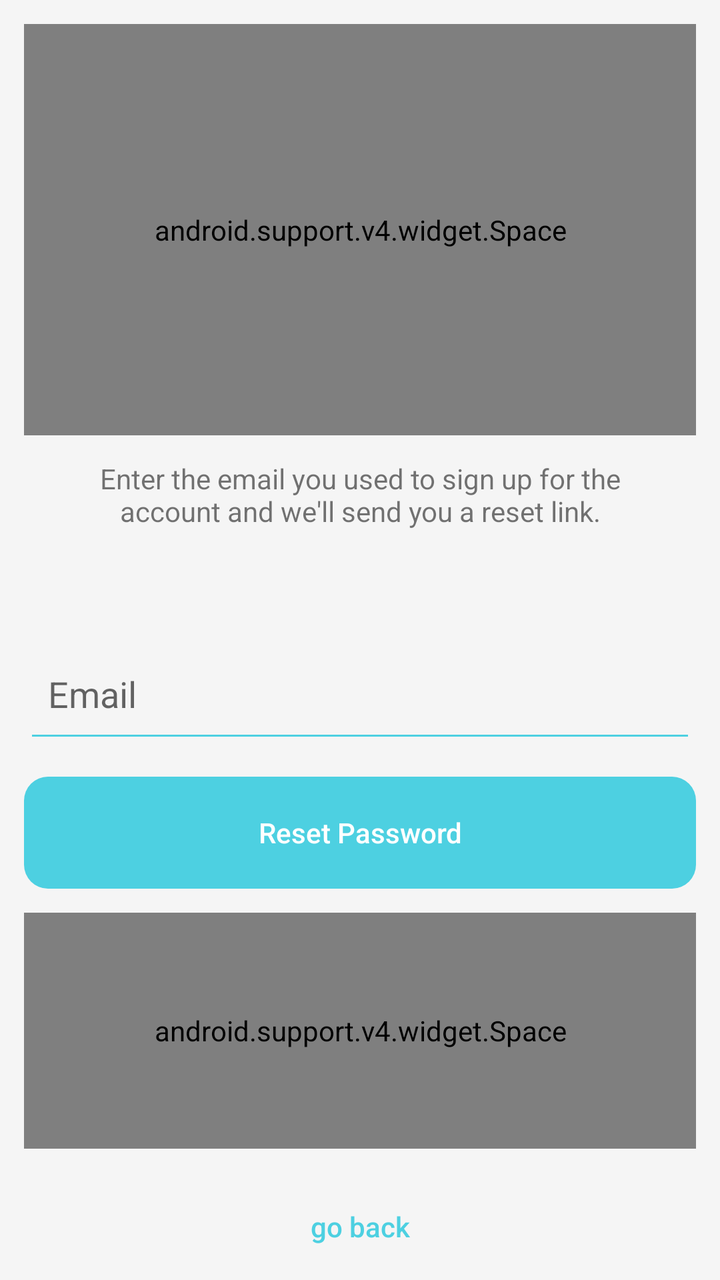
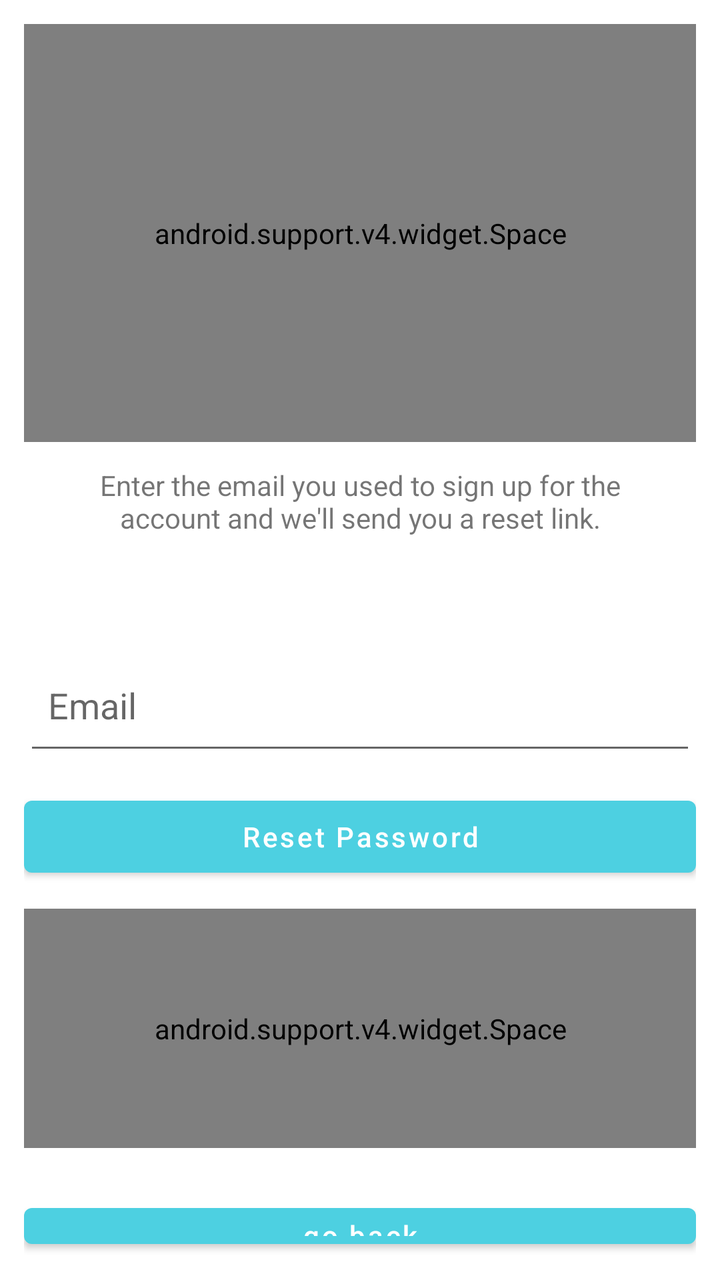

An Android layout rendered at two revisions. The XML below is the earlier revision; the diff shows what the commit changed to produce the second picture.
<!-- AndroidManifest.xml: activity theme LoggedOutTheme -->
<!-- res/layout/activity_reset_password.xml -->
<?xml version="1.0" encoding="utf-8"?>
<RelativeLayout
    xmlns:android="http://schemas.android.com/apk/res/android"
    xmlns:tools="http://schemas.android.com/tools"
    tools:context="com.oo0o0o.colorphoria.activities.loggedoutactivites.ResetPasswordActivity"
    android:layout_width="match_parent"
    android:layout_height="match_parent"
    android:gravity="center"
    android:orientation="vertical" >

    <LinearLayout
        xmlns:android="http://schemas.android.com/apk/res/android"
        xmlns:tools="http://schemas.android.com/tools"
        tools:context="com.oo0o0o.colorphoria.activities.loggedoutactivites.ResetPasswordActivity"
        android:layout_width="match_parent"
        android:layout_height="match_parent"
        android:orientation="vertical"
        android:padding="@dimen/activity_horizontal_margin">

        <android.support.v4.widget.Space
            android:layout_width="match_parent"
            android:layout_height="0dp"
            android:layout_weight="7"/>

        <TextView
            android:layout_width="match_parent"
            android:layout_height="0dp"
            android:layout_weight="3"
            android:layout_marginBottom="@dimen/activity_horizontal_margin"
            android:gravity="center_horizontal"
            android:padding="@dimen/activity_horizontal_margin"
            android:text="@string/reset_password_message"
            android:textSize="14sp" />

        <EditText
            android:id="@+id/email_edit_text"
            android:layout_width="match_parent"
            android:layout_height="0dp"
            android:layout_weight="2"
            android:layout_marginBottom="@dimen/activity_horizontal_margin"
            android:hint="@string/email_hint"
            android:padding="@dimen/activity_horizontal_margin"
            android:inputType="textEmailAddress" />

        <TextView
            android:id="@+id/reset_password_button"
            android:layout_width="match_parent"
            android:layout_height="@dimen/navigation_footer_height"
            android:layout_marginBottom="@dimen/activity_horizontal_margin"
            android:background="@drawable/button_selector_large"
            android:text="@string/reset_password_button"
            android:textColor="@color/colorPrimary"
            android:gravity="center"
            android:fontFamily="sans-serif-medium"
            android:textAllCaps="false" />

        <android.support.v4.widget.Space
            android:layout_width="match_parent"
            android:layout_height="0dp"
            android:layout_weight="4"/>

        
       <Button
           android:id="@+id/back_button_link"
           android:layout_width="match_parent"
           android:layout_height="0dp"
           android:layout_weight="1"
           android:background="@null"
           android:textAllCaps="false"
           android:layout_marginTop="24dp"
           android:text="@string/back_button_link" />

    </LinearLayout>

    <include layout="@layout/progress">
    </include>
</RelativeLayout>
<!-- res/layout/progress.xml (included above) -->
<?xml version="1.0" encoding="utf-8"?>
<RelativeLayout xmlns:android="http://schemas.android.com/apk/res/android"
android:id="@+id/progress_bar_layout"
android:layout_width="match_parent"
android:layout_height="match_parent"
android:background="#99000000"
android:visibility="gone">
<ProgressBar
    style="?android:attr/progressBarStyleLarge"
    android:layout_width="wrap_content"
    android:layout_height="wrap_content"
    android:id="@+id/progress_bar"
    android:layout_centerVertical="true"
    android:layout_centerHorizontal="true"
    android:indeterminate="true"
    android:visibility="visible"/>
</RelativeLayout>
<!-- resources referenced by this layout -->
<resources>
  <color name="colorPrimary">#ffffffff</color>
  <dimen name="activity_horizontal_margin">12dp</dimen>
  <dimen name="navigation_footer_height">56dp</dimen>
  <!-- drawable button_selector_large (drawable) -->
  <?xml version="1.0" encoding="utf-8"?>
  <selector xmlns:android="http://schemas.android.com/apk/res/android" >
      <item android:state_pressed="true" >
          <shape android:shape="rectangle"  >
              <corners android:radius="20dip" />
              <solid android:color="@color/colorAccent"/>
          </shape>
      </item>
      <item android:state_focused="true">
          <shape android:shape="rectangle"  >
              <corners android:radius="20dip" />
              <solid android:color="@color/colorAccent"/>
          </shape>
      </item>
      <item >
          <shape android:shape="rectangle"  >
              <corners android:radius="12dp" />
              <solid android:color="#ff4dd0e1" />
              
          </shape>
      </item>
  </selector>
  <string name="back_button_link">go back</string>
  <string name="email_hint">Email</string>
  <string name="reset_password_button">Reset Password</string>
  <string name="reset_password_message">Enter the email you used to sign up for the account and we\'ll send you a reset link.</string>
  <style name="LoggedOutTheme" parent="AppTheme">
          <item name="windowActionBar">false</item>
          <item name="windowNoTitle">true</item>
      </style>
  <color name="colorAccent">#ffb4ffff</color>
  <style name="AppTheme" parent="BaseTheme">
      </style>
  <style name="BaseTheme" parent="Theme.AppCompat.Light">
          <item name="colorPrimary">@color/colorPrimary</item>
          <item name="colorPrimaryDark">@color/colorPrimaryDark</item> 
          <item name="colorAccent">@color/colorAccent</item> 
  
          <item name="android:colorBackground">@color/colorBackground</item> 
          <item name="android:windowBackground">@color/colorBackground</item> 
          <item name="android:itemBackground">@color/colorPrimary</item> 
          <item name="android:colorForeground">@color/colorForeground</item>
  
          <item name="android:textColorPrimary">@color/colorSecondary</item> 
          
          <item name="android:textColorSecondary">@color/colorSecondary</item> 
          
          
          
          
          
          
          
          <item name="android:textColorHighlight">@color/colorPrimary</item>
          <item name="android:textColorLink">@color/colorSecondary</item>
  
          <item name="android:actionOverflowButtonStyle">@style/Overflow</item>
  
          <item name="editTextStyle">@style/EditText</item>
      </style>
  <color name="colorPrimaryDark">#ffc7c7c7</color>
  <color name="colorBackground">#fff5f5f5</color>
  <color name="colorForeground">@color/colorPrimary</color>
  <color name="colorSecondary">#ff4DD0E1</color>
  <style name="Overflow" parent="@style/Widget.AppCompat.Light.ActionButton.Overflow">
          <item name="android:src">@drawable/ic_more_vert_24dp</item>
      </style>
  <style name="EditText" parent="@style/Widget.AppCompat.EditText">
          <item name="android:textColor">@color/colorEditText</item>
      </style>
  <!-- drawable ic_more_vert_24dp (drawable) -->
  <vector xmlns:android="http://schemas.android.com/apk/res/android"
          android:width="24dp"
          android:height="24dp"
          android:viewportWidth="24.0"
          android:viewportHeight="24.0">
      <path
          android:fillColor="#ffc7c7c7"
          android:pathData="M12,8c1.1,0 2,-0.9 2,-2s-0.9,-2 -2,-2 -2,0.9 -2,2 0.9,2 2,2zM12,10c-1.1,0 -2,0.9 -2,2s0.9,2 2,2 2,-0.9 2,-2 -0.9,-2 -2,-2zM12,16c-1.1,0 -2,0.9 -2,2s0.9,2 2,2 2,-0.9 2,-2 -0.9,-2 -2,-2z"/>
  </vector>
  <color name="colorEditText">#8a000000</color>
</resources>

<!-- the commit's change to res/layout/activity_reset_password.xml (unified diff, before → after) -->
@@ -42,12 +42,11 @@
             android:padding="@dimen/activity_horizontal_margin"
             android:inputType="textEmailAddress" />
 
-        <TextView
+        <Button
             android:id="@+id/reset_password_button"
             android:layout_width="match_parent"
-            android:layout_height="@dimen/navigation_footer_height"
+            android:layout_height="wrap_content"
             android:layout_marginBottom="@dimen/activity_horizontal_margin"
-            android:background="@drawable/button_selector_large"
             android:text="@string/reset_password_button"
             android:textColor="@color/colorPrimary"
             android:gravity="center"
<!-- resource entries referenced after the edit -->
@@ -2,30 +2,6 @@
 <resources>
   <color name="colorPrimary">#ffffffff</color>
   <dimen name="activity_horizontal_margin">12dp</dimen>
-  <dimen name="navigation_footer_height">56dp</dimen>
-  <!-- drawable button_selector_large (drawable) -->
-  <?xml version="1.0" encoding="utf-8"?>
-  <selector xmlns:android="http://schemas.android.com/apk/res/android" >
-      <item android:state_pressed="true" >
-          <shape android:shape="rectangle"  >
-              <corners android:radius="20dip" />
-              <solid android:color="@color/colorAccent"/>
-          </shape>
-      </item>
-      <item android:state_focused="true">
-          <shape android:shape="rectangle"  >
-              <corners android:radius="20dip" />
-              <solid android:color="@color/colorAccent"/>
-          </shape>
-      </item>
-      <item >
-          <shape android:shape="rectangle"  >
-              <corners android:radius="12dp" />
-              <solid android:color="#ff4dd0e1" />
-              
-          </shape>
-      </item>
-  </selector>
   <string name="back_button_link">go back</string>
   <string name="email_hint">Email</string>
   <string name="reset_password_button">Reset Password</string>
@@ -34,56 +10,15 @@
           <item name="windowActionBar">false</item>
           <item name="windowNoTitle">true</item>
       </style>
-  <color name="colorAccent">#ffb4ffff</color>
   <style name="AppTheme" parent="BaseTheme">
       </style>
-  <style name="BaseTheme" parent="Theme.AppCompat.Light">
-          <item name="colorPrimary">@color/colorPrimary</item>
-          <item name="colorPrimaryDark">@color/colorPrimaryDark</item> 
-          <item name="colorAccent">@color/colorAccent</item> 
+  <style name="BaseTheme" parent="Theme.MaterialComponents.Light.DarkActionBar">
+          <item name="colorPrimary">@color/colorSecondary</item>
+          <item name="colorPrimaryDark">@color/colorSecondaryDark</item> 
+          <item name="colorAccent">@color/colorSecondary</item> 
   
-          <item name="android:colorBackground">@color/colorBackground</item> 
-          <item name="android:windowBackground">@color/colorBackground</item> 
-          <item name="android:itemBackground">@color/colorPrimary</item> 
-          <item name="android:colorForeground">@color/colorForeground</item>
-  
-          <item name="android:textColorPrimary">@color/colorSecondary</item> 
-          
-          <item name="android:textColorSecondary">@color/colorSecondary</item> 
-          
-          
-          
-          
-          
-          
-          
-          <item name="android:textColorHighlight">@color/colorPrimary</item>
-          <item name="android:textColorLink">@color/colorSecondary</item>
-  
-          <item name="android:actionOverflowButtonStyle">@style/Overflow</item>
-  
-          <item name="editTextStyle">@style/EditText</item>
       </style>
-  <color name="colorPrimaryDark">#ffc7c7c7</color>
-  <color name="colorBackground">#fff5f5f5</color>
-  <color name="colorForeground">@color/colorPrimary</color>
   <color name="colorSecondary">#ff4DD0E1</color>
-  <style name="Overflow" parent="@style/Widget.AppCompat.Light.ActionButton.Overflow">
-          <item name="android:src">@drawable/ic_more_vert_24dp</item>
-      </style>
-  <style name="EditText" parent="@style/Widget.AppCompat.EditText">
-          <item name="android:textColor">@color/colorEditText</item>
-      </style>
-  <!-- drawable ic_more_vert_24dp (drawable) -->
-  <vector xmlns:android="http://schemas.android.com/apk/res/android"
-          android:width="24dp"
-          android:height="24dp"
-          android:viewportWidth="24.0"
-          android:viewportHeight="24.0">
-      <path
-          android:fillColor="#ffc7c7c7"
-          android:pathData="M12,8c1.1,0 2,-0.9 2,-2s-0.9,-2 -2,-2 -2,0.9 -2,2 0.9,2 2,2zM12,10c-1.1,0 -2,0.9 -2,2s0.9,2 2,2 2,-0.9 2,-2 -0.9,-2 -2,-2zM12,16c-1.1,0 -2,0.9 -2,2s0.9,2 2,2 2,-0.9 2,-2 -0.9,-2 -2,-2z"/>
-  </vector>
-  <color name="colorEditText">#8a000000</color>
+  <color name="colorSecondaryDark">#ff009faf</color>
 </resources>
 
